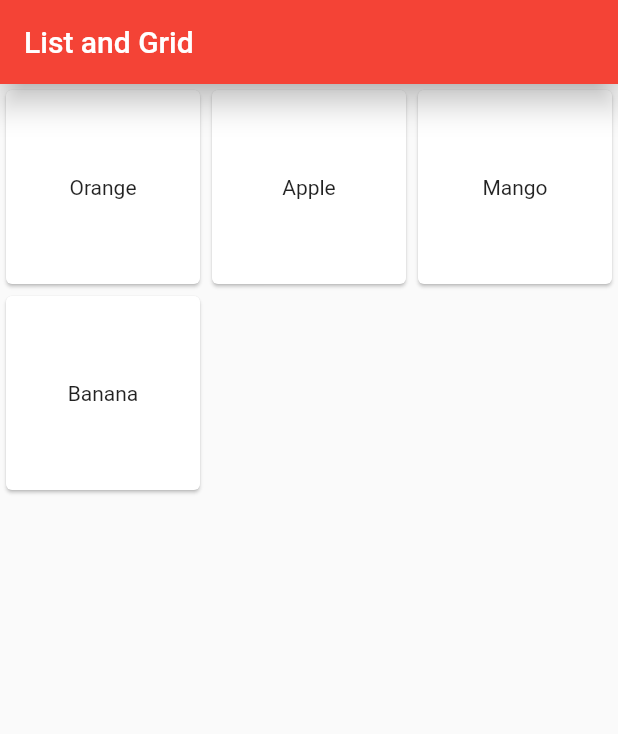
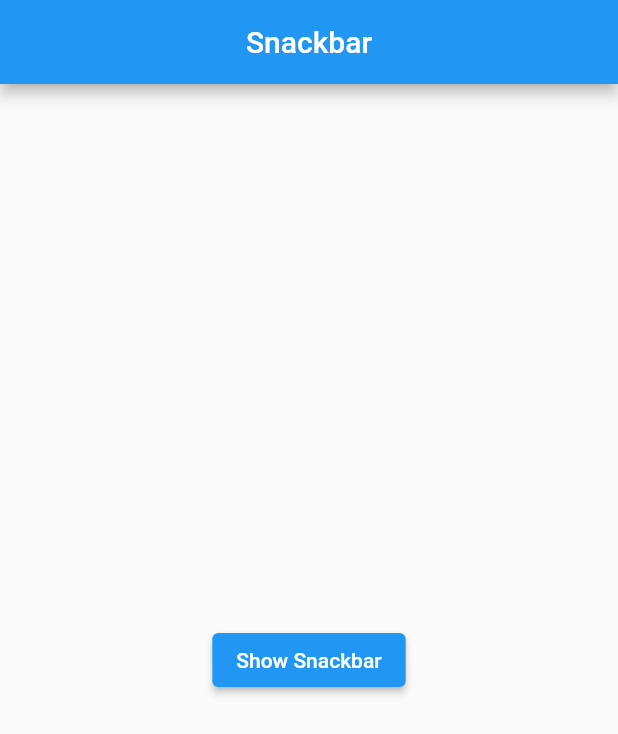
Before and after one commit to MamtaBhatt885/11dayschallenge_flutter, a Flutter app: the screen it shows after launch, on a phone screen of 412 x 824 dp. Shown: the top 734 px of the screen. Run offline on Flutter 3.47's test engine with Material 2 defaults, Android fonts, the phone set to English and light mode, and no system bars.

Commit message:
Snackbar

```diff
--- a/lib/main.dart
+++ b/lib/main.dart
@@ -3,6 +3,7 @@ import "package:flutter_application_1/widgets/button.dart";
 import "package:flutter_application_1/widgets/container_sized.dart";
 import "package:flutter_application_1/widgets/list_grid.dart";
 import "package:flutter_application_1/widgets/rowscols.dart";
+import "package:flutter_application_1/widgets/snackbar.dart";
 
 void main() {
   runApp(MyApp());
@@ -18,7 +19,7 @@ class MyApp extends StatelessWidget {
         brightness: Brightness.light,
         primaryColor: Colors.deepPurple,
       ),
-      home: ListGrid(),
+      home: SnackbarWidget(),
       debugShowCheckedModeBanner: false,
     );
   }
--- /dev/null
+++ b/lib/widgets/snackbar.dart
@@ -0,0 +1,39 @@
+import 'package:flutter/material.dart';
+
+class SnackbarWidget extends StatelessWidget {
+  const SnackbarWidget({super.key});
+
+  @override
+  Widget build(BuildContext context) {
+    return Scaffold(
+      appBar: AppBar(
+        title: Center(child: Text("Snackbar")),
+      ),
+      body: Container(
+        child: Center(
+          child: ElevatedButton(
+            onPressed: () {
+              final snackBar = SnackBar(
+                  action: SnackBarAction(
+                    label: "Undo",
+                    onPressed: () {},
+                    textColor: Colors.blue,
+                  ),
+                  shape: RoundedRectangleBorder(
+                      borderRadius: BorderRadius.circular(20)),
+                  behavior: SnackBarBehavior.floating,
+                  //padding: EdgeInsets.all(20),
+                  duration: const Duration(milliseconds: 3000),
+                  //backgroundColor: Colors.red,
+                  content: Text("This is an error"));
+              content:
+              Text("This is a snackbar");
+              ScaffoldMessenger.of(context).showSnackBar(snackBar);
+            },
+            child: Text('Show Snackbar'),
+          ),
+        ),
+      ),
+    );
+  }
+}
```
